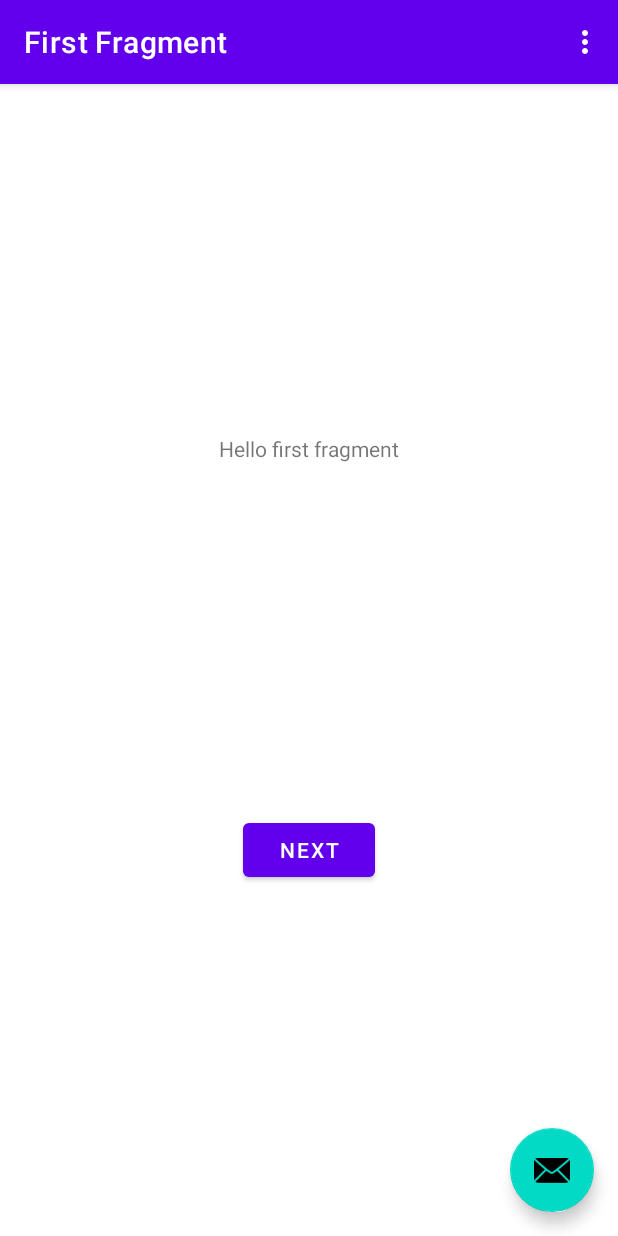
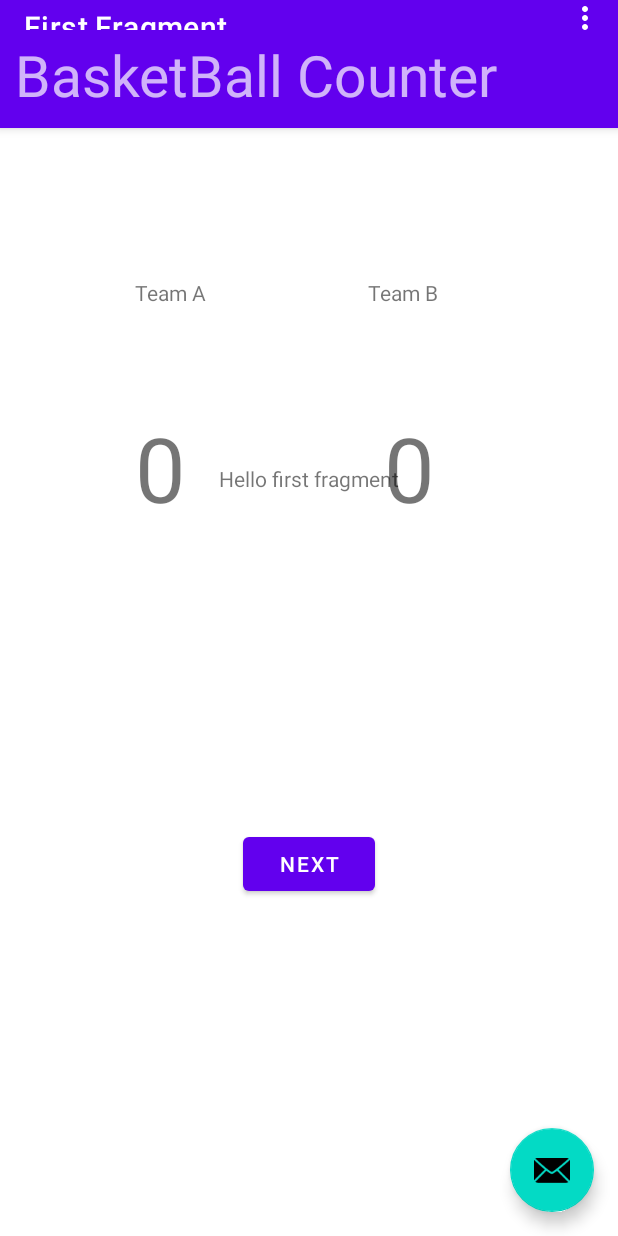
Before and after one commit to afsimoneau/cs4518-project1, an Android app: the screen it shows after launch (MainActivity), on a phone screen of 412 x 824 dp. Run offline under Robolectric (Android 15) with nearby library versions, the phone set to English and light mode, and no system bars; our stand-ins replace navigation-ui.

```diff
--- a/app/src/main/res/layout/activity_main.xml
+++ b/app/src/main/res/layout/activity_main.xml
@@ -14,13 +14,23 @@
         <androidx.appcompat.widget.Toolbar
             android:id="@+id/toolbar"
             android:layout_width="match_parent"
-            android:layout_height="?attr/actionBarSize"
+            android:layout_height="24dp"
             android:background="?attr/colorPrimary"
             app:popupTheme="@style/Theme.CS4518project1.PopupOverlay" />
 
+        <TextView
+            android:id="@+id/textView"
+            android:layout_width="397dp"
+            android:layout_height="61dp"
+            android:text="BasketBall Counter"
+            android:textSize="38sp"
+            android:translationX="10dp" />
+
     </com.google.android.material.appbar.AppBarLayout>
 
-    <include layout="@layout/content_main" />
+    <include
+        android:id="@+id/include2"
+        layout="@layout/content_main" />
 
     <com.google.android.material.floatingactionbutton.FloatingActionButton
         android:id="@+id/fab"
@@ -31,4 +41,62 @@
         android:layout_marginBottom="16dp"
         app:srcCompat="@android:drawable/ic_dialog_email" />
 
+    <LinearLayout
+        android:id="@+id/linearLayout"
+        android:layout_width="match_parent"
+        android:layout_height="match_parent"
+        android:layout_weight="1"
+        android:orientation="vertical">
+
+        <LinearLayout
+            android:layout_width="match_parent"
+            android:layout_height="121dp"
+            android:orientation="horizontal"
+            android:translationY="85dp">
+
+            <TextView
+                android:id="@+id/textView4"
+                android:layout_width="195dp"
+                android:layout_height="wrap_content"
+                android:text="Team A"
+                android:translationX="90dp"
+                android:translationY="100dp" />
+
+            <TextView
+                android:id="@+id/textView3"
+                android:layout_width="149dp"
+                android:layout_height="wrap_content"
+                android:text="Team B"
+                android:translationX="50dp"
+                android:translationY="100dp" />
+
+        </LinearLayout>
+
+        <LinearLayout
+            android:layout_width="match_parent"
+            android:layout_height="330dp"
+            android:orientation="horizontal"
+            android:translationY="150dp">
+
+            <TextView
+                android:id="@+id/textView6"
+                android:layout_width="wrap_content"
+                android:layout_height="wrap_content"
+                android:layout_weight="1"
+                android:text="0"
+                android:textSize="60sp"
+                android:translationX="90dp" />
+
+            <TextView
+                android:id="@+id/textView7"
+                android:layout_width="wrap_content"
+                android:layout_height="wrap_content"
+                android:layout_weight="1"
+                android:text="0"
+                android:textSize="60sp"
+                android:translationX="50dp" />
+        </LinearLayout>
+
+    </LinearLayout>
+
 </androidx.coordinatorlayout.widget.CoordinatorLayout>
--- a/app/src/main/res/values/strings.xml
+++ b/app/src/main/res/values/strings.xml
@@ -9,4 +9,6 @@
 
     <string name="hello_first_fragment">Hello first fragment</string>
     <string name="hello_second_fragment">Hello second fragment. Arg: %1$s</string>
+    <string name="textview1">TextView</string>
+    <string name="textview2">TextView</string>
 </resources>
```
